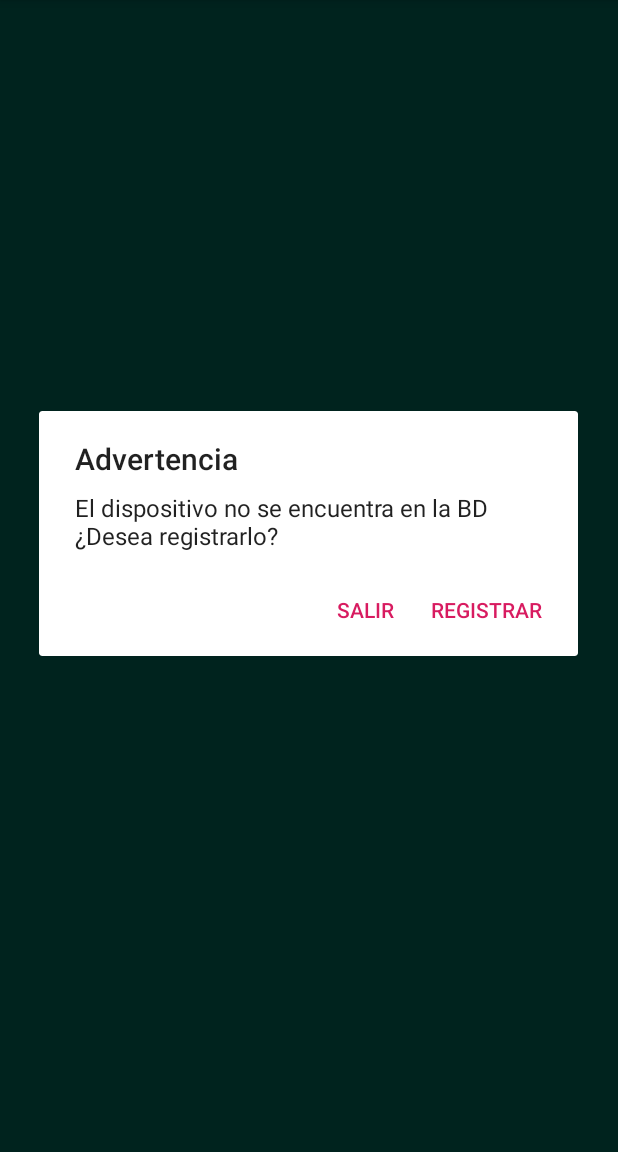
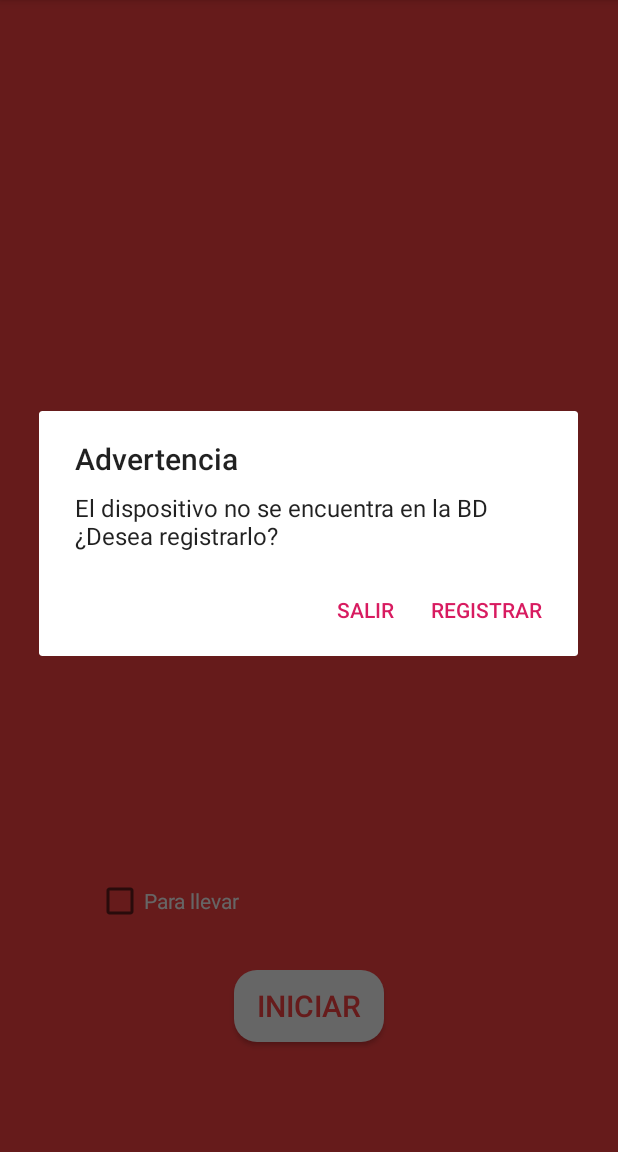
Before and after one commit to RIGBY030898/restaurant-app, an Android app: the screen it shows after launch (MainActivity), on a phone screen of 412 x 824 dp, the part 84-1236 px from its top. Run offline under Robolectric (Android 15) with nearby library versions, the phone set to English and light mode, and no system bars; our stand-ins replace Firebase (no records; nobody signed in at launch, a user with empty details on screens opened directly).

Commit message:
input de nombre

```diff
--- a/Movil/app/src/main/java/com/restaurant/app/MainActivity.java
+++ b/Movil/app/src/main/java/com/restaurant/app/MainActivity.java
@@ -9,6 +9,7 @@ import android.content.SharedPreferences;
 import android.os.Bundle;
 import android.view.View;
 import android.widget.Button;
+import android.widget.EditText;
 import android.widget.TextView;
 import android.widget.Toast;
 
@@ -27,7 +28,7 @@ public class MainActivity extends AppCompatActivity {
 
     private String myUUID;
     private TextView table;
-
+    EditText nombre;
     Button start;
 
     FirebaseDatabase firebaseDatabase;
@@ -50,7 +51,7 @@ public class MainActivity extends AppCompatActivity {
         table = findViewById(R.id.table);
 
         start = findViewById(R.id.start);
-
+        nombre = findViewById(R.id.editTextNombre);
         databaseReference.child("Devices").child(myUUID).addValueEventListener(new ValueEventListener() {
             @Override
             public void onDataChange(@NonNull DataSnapshot dataSnapshot) {
@@ -88,12 +89,18 @@ public class MainActivity extends AppCompatActivity {
     }
 
     public void onClick(View view) {
+        String nom = nombre.getText().toString();
         switch (view.getId()) {
             case R.id.start:
-                String user = "Test";
-                boolean register = registerUser(user);
-                if(register) {
-                    Toast.makeText(this, user + " registrado", Toast.LENGTH_SHORT).show();
+                if (nom.equals("")){
+                    nombre.setError("coloque un nombre");
+                }else{
+                    String user = "Test";
+                    boolean register = registerUser(user);
+                    if(register) {
+                        Toast.makeText(this, user + " registrado", Toast.LENGTH_SHORT).show();
+                        limpiarNom();
+                    }
                 }
                 break;
             default:
@@ -122,4 +129,7 @@ public class MainActivity extends AppCompatActivity {
         }
         return  register;
     }
+    private void limpiarNom(){
+        nombre.setText("");
+    }
 }
--- /dev/null
+++ b/Movil/app/src/main/res/drawable/boton_redondeado.xml
@@ -0,0 +1,6 @@
+<?xml version="1.0" encoding="utf-8"?>
+<shape xmlns:android="http://schemas.android.com/apk/res/android"
+    android:shape="rectangle">
+    <solid android:color="@color/btColor"/>
+    <corners android:radius="15dp"/>
+</shape>
--- a/Movil/app/src/main/res/layout/activity_main.xml
+++ b/Movil/app/src/main/res/layout/activity_main.xml
@@ -1,28 +1,57 @@
 <?xml version="1.0" encoding="utf-8"?>
 <RelativeLayout xmlns:android="http://schemas.android.com/apk/res/android"
     xmlns:tools="http://schemas.android.com/tools"
-    android:orientation="vertical"
     android:layout_width="match_parent"
     android:layout_height="match_parent"
-    tools:context=".MainActivity"
-    android:background="@color/colorPrimaryDark">
+    android:background="@android:color/holo_red_light"
+    android:orientation="vertical"
+    tools:context=".MainActivity">
 
     <Button
         android:id="@+id/start"
         android:layout_width="100sp"
         android:layout_height="wrap_content"
+        android:layout_alignParentBottom="true"
         android:layout_centerHorizontal="true"
-        android:layout_centerVertical="true"
+        android:layout_marginBottom="73dp"
+        android:background="@drawable/boton_redondeado"
+        android:onClick="onClick"
         android:text="Iniciar"
-        android:background="@android:color/white"
-        android:textColor="@color/colorPrimaryDark"
-        android:textSize="20sp"
-        android:onClick="onClick"/>
+        android:textColor="@android:color/holo_red_light"
+
+        android:textSize="20sp" />
 
     <TextView
         android:id="@+id/table"
         android:layout_width="match_parent"
         android:layout_height="wrap_content"
-        android:visibility="invisible"/>
+        android:visibility="invisible" />
+
+    <EditText
+        android:id="@+id/editTextNombre"
+        android:layout_width="wrap_content"
+        android:layout_height="wrap_content"
+        android:layout_alignParentStart="true"
+        android:layout_alignParentTop="true"
+        android:layout_centerHorizontal="true"
+        android:layout_marginStart="62dp"
+        android:layout_marginTop="342dp"
+        android:ems="10"
+        android:inputType="textPersonName"
+        android:hint="Ingrese su nombre"
+        android:textColor="#FFFFFF"
+        android:textSize="24sp"
+        android:textStyle="italic" />
+
+    <CheckBox
+        android:id="@+id/checkBox"
+        android:layout_width="wrap_content"
+        android:layout_height="wrap_content"
+        android:layout_alignParentStart="true"
+        android:layout_alignParentBottom="true"
+        android:layout_marginStart="64dp"
+        android:layout_marginBottom="151dp"
+        android:text="Para llevar"
+        android:textColor="#FFFFFF" />
 
 </RelativeLayout>
--- a/Movil/app/src/main/res/values/colors.xml
+++ b/Movil/app/src/main/res/values/colors.xml
@@ -3,4 +3,5 @@
     <color name="colorPrimary">#008577</color>
     <color name="colorPrimaryDark">#00574B</color>
     <color name="colorAccent">#D81B60</color>
+    <color name="btColor">#ffffff</color>
 </resources>
```
